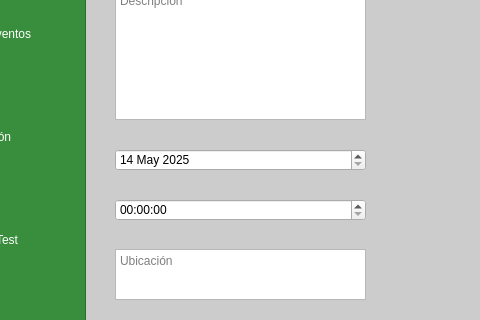
First picture: the form in src/vista/Ui/EventoAdmin.ui, repository encinaa/LodzConnect, before the edit; both pictures show x 105 to 585 and y 161 to 481 of the 900 by 600 pixel window.
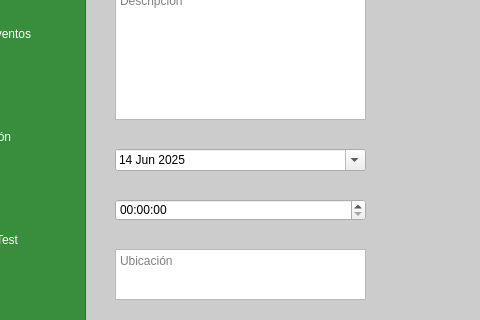
Second picture: the form after the edit. Icons and pictures are not drawn.

Commit message: YA ESTAN AÑADIR EVENTOS DESDE ADMIN :))))))) :DDDDD

```diff
--- a/src/vista/Ui/EventoAdmin.ui
+++ b/src/vista/Ui/EventoAdmin.ui
@@ -162,16 +162,36 @@
       <height>22</height>
      </rect>
     </property>
-    <property name="minimumDateTime">
+    <property name="dateTime">
      <datetime>
       <hour>0</hour>
       <minute>0</minute>
       <second>0</second>
       <year>2025</year>
-      <month>5</month>
+      <month>6</month>
       <day>14</day>
      </datetime>
     </property>
+    <property name="minimumDateTime">
+     <datetime>
+      <hour>0</hour>
+      <minute>0</minute>
+      <second>0</second>
+      <year>2025</year>
+      <month>6</month>
+      <day>11</day>
+     </datetime>
+    </property>
+    <property name="maximumDate">
+     <date>
+      <year>9999</year>
+      <month>12</month>
+      <day>26</day>
+     </date>
+    </property>
+    <property name="calendarPopup">
+     <bool>true</bool>
+    </property>
    </widget>
    <widget class="QTextEdit" name="UbicacionEvento">
     <property name="geometry">
```
The commit also changes 39 other files.
